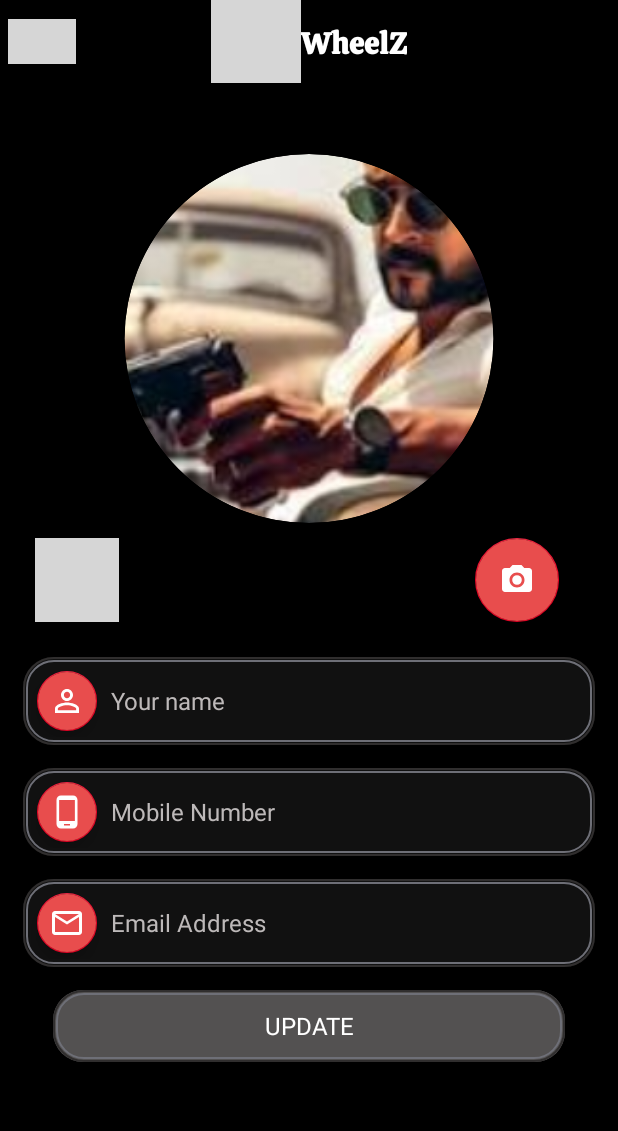
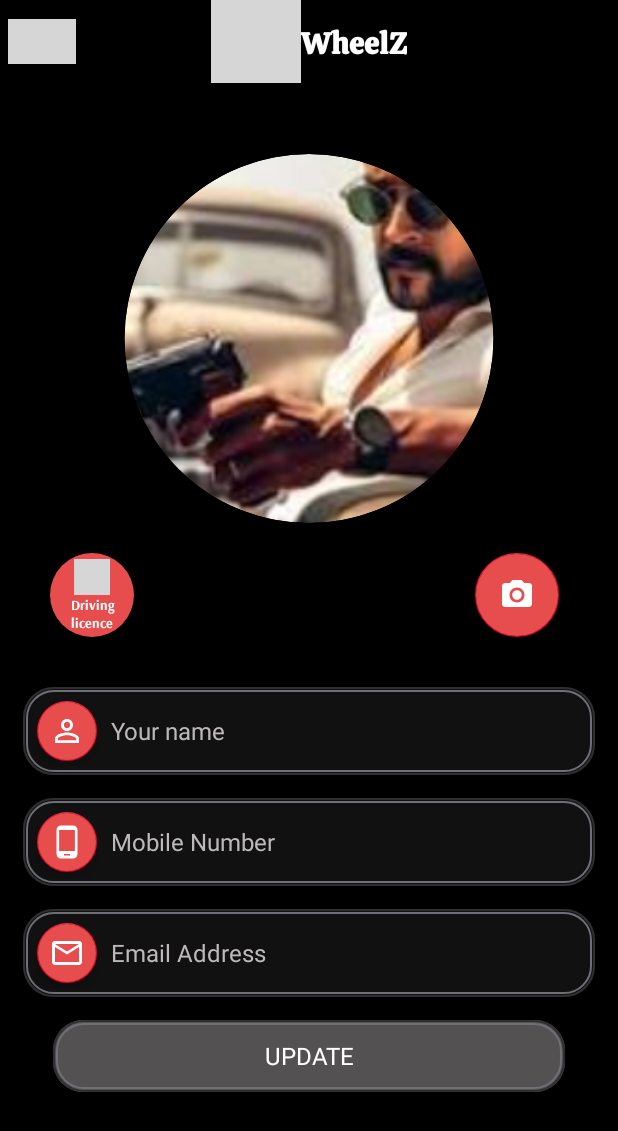
Before and after one commit to careserverziac/WheelZCustomerApp, an Android app: the ProfileActivity screen opened directly, with no data from a screen before it, on a phone screen of 412 x 824 dp. Shown: the top 1131 px of the screen. Run offline under Robolectric (Android 15) with nearby library versions, the phone set to English and light mode, and no system bars; our stand-ins replace CircleImageView, Picasso, Volley; libraries missing offline, so code that uses them is left out: com.github.dhaval2404.imagepicker; pictures from the network do not load; Roboto replaces fonts that are not available here; 6 statements that could not run were skipped; grey boxes are pictures that could not be loaded.

Commit message:
Changes done for Profile

```diff
--- a/app/src/main/java/com/ziac/wheelzcustomer/ProfileActivity.java
+++ b/app/src/main/java/com/ziac/wheelzcustomer/ProfileActivity.java
@@ -31,6 +31,7 @@ import android.view.View;
 import android.view.Window;
 import android.webkit.MimeTypeMap;
 import android.widget.EditText;
+import android.widget.FrameLayout;
 import android.widget.ImageButton;
 import android.widget.ImageView;
 import android.widget.ProgressBar;
@@ -70,7 +71,8 @@ public class ProfileActivity extends AppCompatActivity {
     private static final int REQUEST_CODE_IMAGE = 10;
     private static final int REQUEST_CODE_DOCUMENT = 1;
 
-    FloatingActionButton Camera,DL;
+    FloatingActionButton Camera;
+    FrameLayout DL;
     EditText Name,Mobilenumber,Email;
     CircleImageView circularImageView;
     AppCompatButton UpdateProfilebtn;
@@ -108,7 +110,7 @@ public class ProfileActivity extends AppCompatActivity {
         Email=findViewById(R.id.email);
         UpdateProfilebtn=findViewById(R.id.updateprofile);
         Camera=findViewById(R.id.pro_pic);
-        DL=findViewById(R.id.doc_upload);
+        DL=findViewById(R.id.custom_fab);
         Backbtn = findViewById(R.id.backbtn);
 
          name = Global.sharedPreferences.getString("key_person", "");
--- a/app/src/main/res/layout/activity_profile.xml
+++ b/app/src/main/res/layout/activity_profile.xml
@@ -83,28 +83,56 @@
                 android:padding="8dp">
 
                 <!-- Main FAB -->
-                <com.google.android.material.floatingactionbutton.FloatingActionButton
-                    android:id="@+id/doc_upload"
+                <FrameLayout
+                    android:id="@+id/custom_fab"
                     android:layout_width="wrap_content"
                     android:layout_height="wrap_content"
-                    android:backgroundTint="#E84D4D"
-                    android:src="@drawable/article"
-                    android:contentDescription="Main FAB"
-                    app:tint="@android:color/white" />
+                    android:layout_margin="10dp">
 
-                <!-- Upload RC to the right of FAB -->
+                    <LinearLayout
+                        android:layout_width="56dp"
+                        android:layout_height="56dp"
+                        android:backgroundTint="#E84D4D"
+                        android:background="@drawable/roundedbutton"
+                        android:orientation="vertical"
+                        android:gravity="center"
+                        android:padding="4dp">
+
+                        <ImageView
+                            android:layout_width="24dp"
+                            android:layout_height="24dp"
+                            android:src="@drawable/article"
+                            app:tint="@android:color/white" />
+
+                        <TextView
+                            android:layout_width="match_parent"
+                            android:layout_height="wrap_content"
+                            android:gravity="center"
+                            android:text="@string/driving_licence"
+                            android:textSize="9sp"
+                            android:fontFamily="@font/arsenal_bold"
+                            android:textColor="@android:color/white" />
+
+                        <TextView
+                            android:layout_width="wrap_content"
+                            android:layout_height="wrap_content"
+                            android:text="Driving license"
+                            android:textSize="8sp"
+                            android:fontFamily="@font/arsenal_bold"
+                            android:textColor="@android:color/white" />
+                    </LinearLayout>
+                </FrameLayout>
+
                 <ImageButton
                     android:id="@+id/upload_rc"
                     android:layout_width="40dp"
                     android:layout_height="40dp"
-                    android:layout_marginStart="16dp"
                     android:background="@drawable/roundedbutton"
                     android:src="@drawable/add_doc"
                     android:backgroundTint="#4CAF50"
                     app:tint="@android:color/white"
                     android:scaleType="center" />
 
-                <!-- View RC to the right of Upload -->
                 <ImageButton
                     android:id="@+id/view_rc"
                     android:layout_width="40dp"
@@ -116,13 +144,11 @@
                     app:tint="@android:color/white"
                     android:scaleType="center" />
 
-                <!-- Spacer to push pro_pic to the right end -->
                 <View
                     android:layout_width="0dp"
                     android:layout_height="1dp"
                     android:layout_weight="1" />
 
-                <!-- Profile Picture FAB -->
                 <com.google.android.material.floatingactionbutton.FloatingActionButton
                     android:id="@+id/pro_pic"
                     android:layout_width="wrap_content"
@@ -130,8 +156,8 @@
                     android:layout_marginEnd="16dp"
                     android:backgroundTint="#E84D4D"
                     android:src="@drawable/camera_icon"
-                    android:contentDescription="Profile Image"
                     app:tint="@android:color/white" />
+
             </LinearLayout>
 
 
--- a/app/src/main/res/values/strings.xml
+++ b/app/src/main/res/values/strings.xml
@@ -19,6 +19,7 @@
     <string name="forward"><![CDATA[->]]></string>
     <string name="contact_us_underlined"><u>CONTACT US</u></string>
     <string name="change_password"><u>Change Password</u></string>
+    <string name="driving_licence">Driving licence</string>
 
 
     <style name="AppTheme" parent="Theme.AppCompat.Light.DarkActionBar">
```
